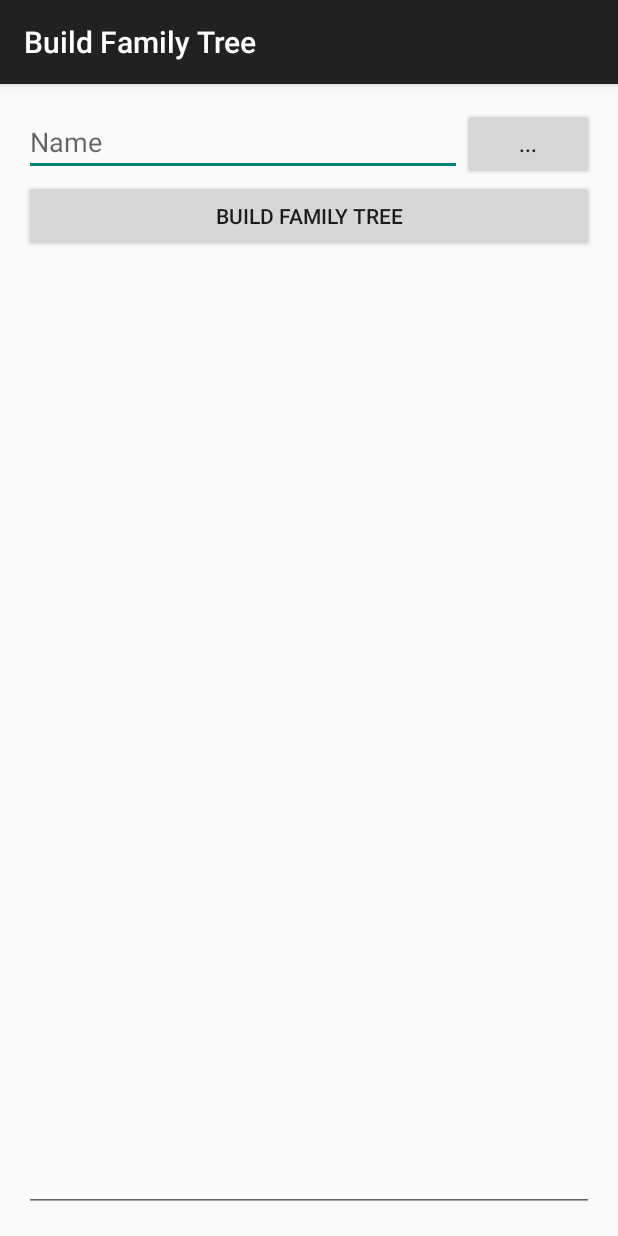
After one commit to it2051229/Genealogy, an Android app: the BuildFamilyTreeActivity screen opened directly, with no data from a screen before it, on a phone screen of 412 x 824 dp. The commit adds this screen. Run offline under Robolectric (Android 15) with nearby library versions, the phone set to English and light mode, and no system bars; 1 statement that could not run was skipped.

Commit message:
Build Family Tree
Added a feature to be able to generate a family tree of a person.

```diff
--- /dev/null
+++ b/Genealogy/app/src/main/java/it2051229/genealogy/BuildFamilyTreeActivity.java
@@ -0,0 +1,74 @@
+package it2051229.genealogy;
+
+import android.content.Intent;
+import android.os.Bundle;
+import android.support.v7.app.ActionBarActivity;
+import android.view.View;
+import android.widget.EditText;
+import android.widget.TextView;
+import android.widget.Toast;
+
+import it2051229.genealogy.entities.Application;
+import it2051229.genealogy.entities.Genealogy;
+
+public class BuildFamilyTreeActivity extends ActionBarActivity {
+    private Genealogy genealogy;
+
+    /**
+     * Build a graph so we can use it to build a family tree
+     */
+    @Override
+    protected void onCreate(Bundle savedInstanceState) {
+        super.onCreate(savedInstanceState);
+        setContentView(R.layout.activity_build_family_tree);
+
+        Bundle extras = getIntent().getExtras();
+        genealogy = (Genealogy)extras.getSerializable("genealogy");
+
+        ((EditText) findViewById(R.id.editTextFamilyTree)).setHorizontallyScrolling(true);
+    }
+
+    /**
+     * Show dialog for searching a name
+     */
+    public void buttonSearchNameTapped(View view) {
+        Intent intent = new Intent(this, SearchNameActivity.class);
+        intent.putExtra("genealogy", genealogy);
+        startActivityForResult(intent, Application.SEARCH_NAME_ACTIVITY_REQUEST_CODE);
+    }
+
+    /**
+     * Handle the return call back of the selection of the name
+     */
+    @Override
+    public void onActivityResult(int requestCode, int resultCode, Intent intent) {
+        super.onActivityResult(requestCode, resultCode, intent);
+
+        if(requestCode == Application.SEARCH_NAME_ACTIVITY_REQUEST_CODE) {
+            String name = intent.getExtras().getString("name");
+            ((EditText)findViewById(R.id.editTextFamilyTreeName)).setText(name);
+        }
+    }
+
+    /**
+     * Given the person's name, build the family tree of that person
+     */
+    public void buttonBuildFamilyTreeTapped(View view) {
+        String name = ((EditText)findViewById(R.id.editTextFamilyTreeName)).getText().toString();
+
+        // Perform validation
+        if(name.isEmpty()) {
+            Toast.makeText(this, "Please enter a name.", Toast.LENGTH_SHORT).show();
+            return;
+        }
+
+        if(genealogy.getPerson(name) == null) {
+            Toast.makeText(this, "The name " + name + " does not exist.", Toast.LENGTH_SHORT).show();
+            return;
+        }
+
+        // Alright, person exists so we build the family tree
+        String familyTree = genealogy.buildFamilyTreeOf(name);
+        ((EditText) findViewById(R.id.editTextFamilyTree)).setText(familyTree);
+    }
+}
--- /dev/null
+++ b/Genealogy/app/src/main/res/layout/activity_build_family_tree.xml
@@ -0,0 +1,50 @@
+<?xml version="1.0" encoding="utf-8"?>
+<LinearLayout xmlns:android="http://schemas.android.com/apk/res/android"
+    xmlns:tools="http://schemas.android.com/tools"
+    android:layout_width="match_parent"
+    android:layout_height="match_parent"
+    android:paddingBottom="@dimen/activity_vertical_margin"
+    android:paddingLeft="@dimen/activity_horizontal_margin"
+    android:paddingRight="@dimen/activity_horizontal_margin"
+    android:paddingTop="@dimen/activity_vertical_margin"
+    android:orientation="vertical"
+    android:id="@+id/BuildFamilyTreeActivityLinearLayout"
+    tools:context="it2051229.genealogy.BuildFamilyTreeActivity">
+
+    <LinearLayout
+        android:orientation="horizontal"
+        android:layout_width="match_parent"
+        android:layout_height="wrap_content">
+
+        <EditText
+            android:layout_width="match_parent"
+            android:layout_height="wrap_content"
+            android:id="@+id/editTextFamilyTreeName"
+            android:hint="Name"
+            android:layout_weight="1" />
+
+        <Button
+            android:layout_width="wrap_content"
+            android:layout_height="wrap_content"
+            android:text="..."
+            android:id="@+id/buttonSearchSourceName"
+            android:onClick="buttonSearchNameTapped" />
+    </LinearLayout>
+
+    <Button
+        android:layout_width="match_parent"
+        android:layout_height="wrap_content"
+        android:text="Build Family Tree"
+        android:id="@+id/buttonBuildFamilyTree"
+        android:onClick="buttonBuildFamilyTreeTapped" />
+
+    <EditText
+        android:layout_width="fill_parent"
+        android:layout_height="match_parent"
+        android:id="@+id/editTextFamilyTree"
+        android:inputType="textMultiLine"
+        android:isScrollContainer="true"
+        android:ems="10"
+        android:typeface="monospace"
+        android:gravity="top|left" />
+</LinearLayout>
--- a/Genealogy/app/src/main/res/menu/menu_main.xml
+++ b/Genealogy/app/src/main/res/menu/menu_main.xml
@@ -8,6 +8,10 @@
     <item
         android:id="@+id/menuRelateNames"
         android:title="Find Relationship"
+        />
+    <item
+        android:id="@+id/menuBuildFamilyTree"
+        android:title="Buid Family Tree"
         />
     <item
         android:id="@+id/menuExportNames"
--- a/Genealogy/app/src/main/res/values/strings.xml
+++ b/Genealogy/app/src/main/res/values/strings.xml
@@ -10,5 +10,6 @@
     <string name="hello_world">Hello world!</string>
     <string name="title_activity_question_answer">Question and Answer</string>
     <string name="title_activity_relate_names">Find Relationship</string>
+    <string name="title_activity_build_family_tree">Build Family Tree</string>
 
 </resources>
--- a/Genealogy/build.gradle
+++ b/Genealogy/build.gradle
@@ -5,7 +5,7 @@ buildscript {
         jcenter()
     }
     dependencies {
-        classpath 'com.android.tools.build:gradle:1.0.0'
+        classpath 'com.android.tools.build:gradle:2.0.0-alpha3'
 
         // NOTE: Do not place your application dependencies here; they belong
         // in the individual module build.gradle files
```
Also changed, not shown: Genealogy/app/src/main/AndroidManifest.xml (+12 -15 lines), Genealogy/app/src/main/java/it2051229/genealogy/MainActivity.java (+13 -0 lines), Genealogy/app/src/main/java/it2051229/genealogy/entities/Genealogy.java (+43 -0 lines), Genealogy/app/src/main/res/layout/activity_relate_names.xml (+5 -3 lines), 4 other files.
